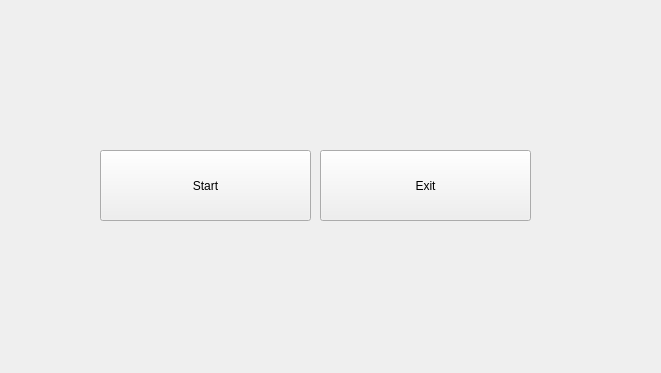
This is menu.ui in MohamESalem/Clash-of-Clans-QT as Qt 5 draws it before an edit. The edited form follows.
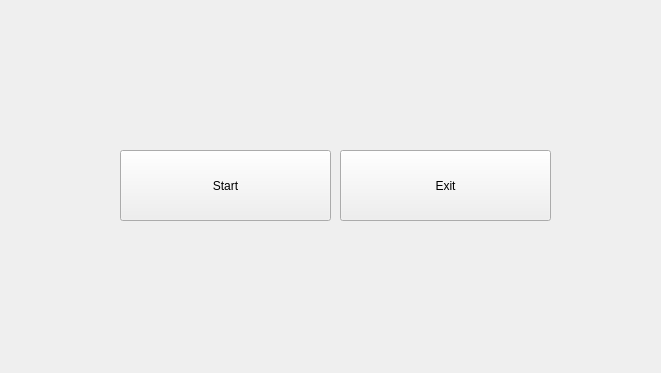
This is the edited form.

The edit to the form file:
```diff
--- a/menu.ui
+++ b/menu.ui
@@ -16,7 +16,7 @@
   <widget class="QPushButton" name="startButton">
    <property name="geometry">
     <rect>
-     <x>100</x>
+     <x>120</x>
      <y>150</y>
      <width>211</width>
      <height>71</height>
@@ -29,7 +29,7 @@
   <widget class="QPushButton" name="exitButton">
    <property name="geometry">
     <rect>
-     <x>320</x>
+     <x>340</x>
      <y>150</y>
      <width>211</width>
      <height>71</height>
```
